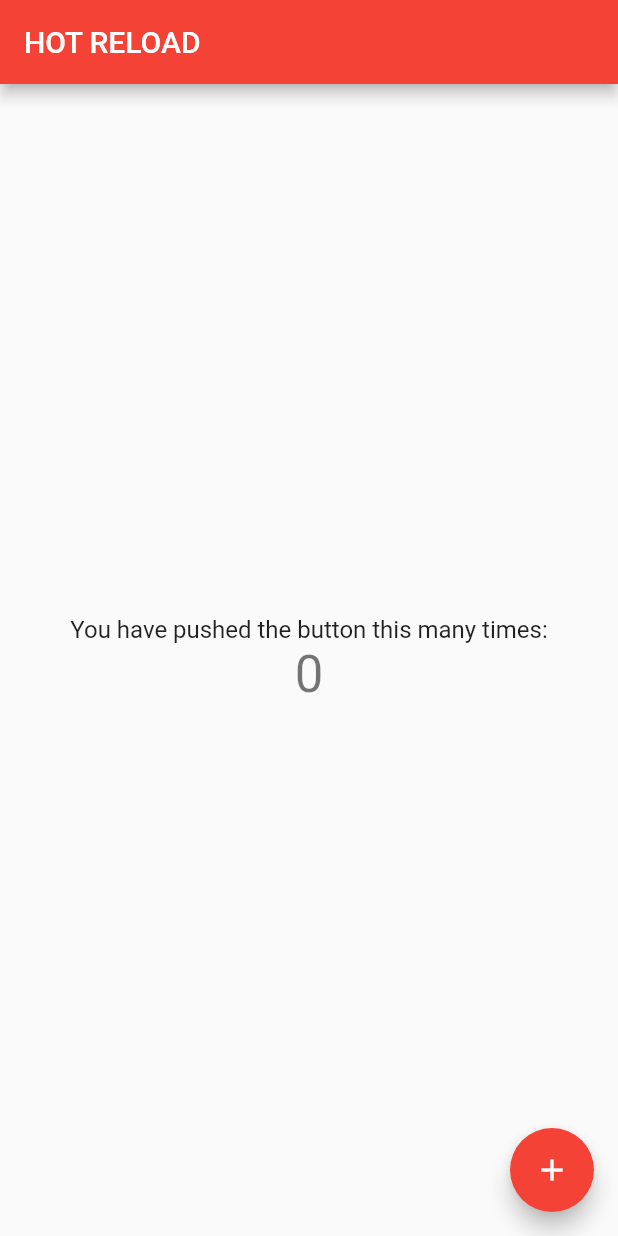
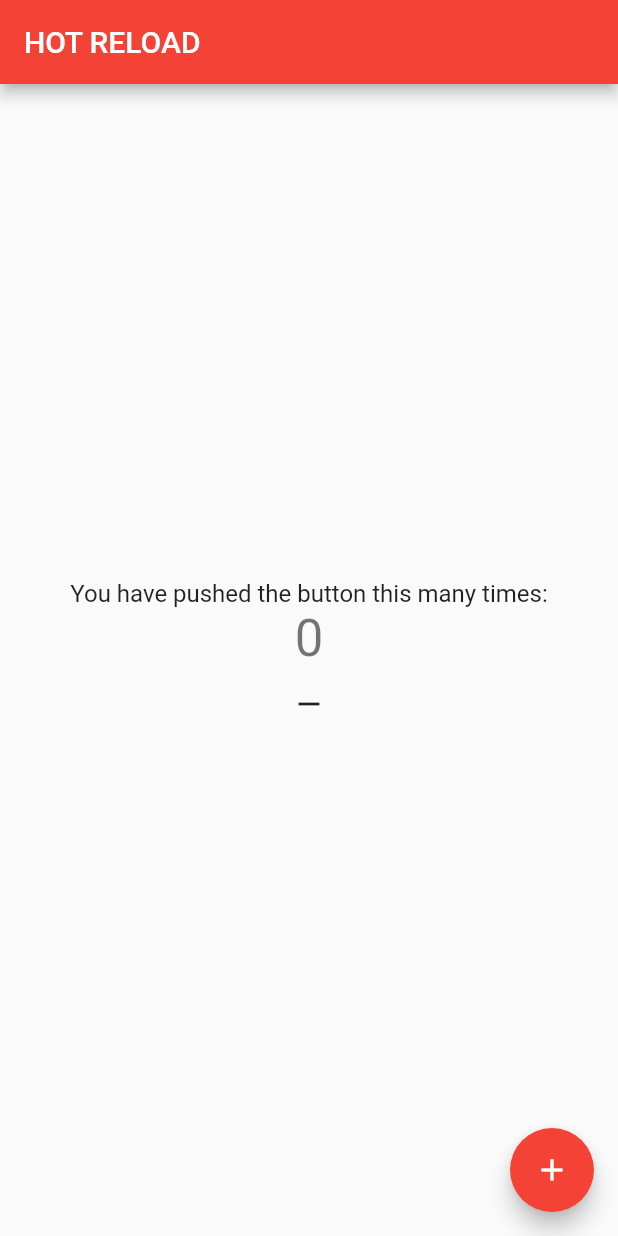
Before and after one commit to bhawesh2002/increment_counter_app, a Flutter app: the screen it shows after launch, on a phone screen of 412 x 824 dp. Run offline on Flutter 3.47's test engine with Material 2 defaults, Android fonts, the phone set to English and light mode, and no system bars.

Commit message:
some changes and add a icon button

```diff
--- a/flutter app 1/app_1/lib/main.dart
+++ b/flutter app 1/app_1/lib/main.dart
@@ -24,9 +24,9 @@ class MyApp extends StatelessWidget {
         // is not restarted.
         primarySwatch: Colors.red,
       ),
-      darkTheme:ThemeData(
-            brightness: Brightness.dark //add dark mode to the app
-      ),
+      darkTheme:
+          ThemeData(brightness: Brightness.dark //add dark mode to the app
+              ),
       home: const MyHomePage(title: 'HOT RELOAD'),
       debugShowCheckedModeBanner: false,
     );
@@ -113,6 +113,10 @@ class _MyHomePageState extends State<MyHomePage> {
               '$_counter',
               style: Theme.of(context).textTheme.headline4,
             ),
+            IconButton(
+                onPressed: _decrementCounter,
+                tooltip: 'Decrement',
+                icon: const Icon(Icons.remove))
           ],
         ),
       ),
```
